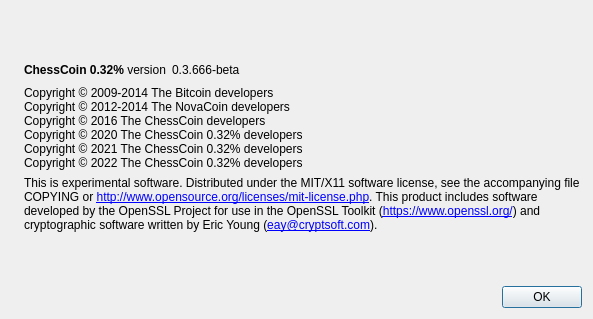
Old version of the form src/qt/forms/aboutdialog.ui in the repository AKKPP/Chesscoin032-daemon.
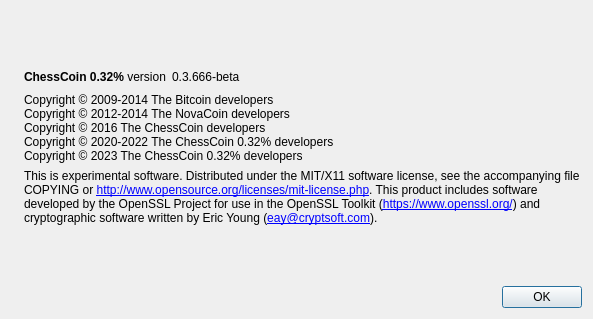
New version of the form. Icons and pictures are not drawn.

```diff
--- a/src/qt/forms/aboutdialog.ui
+++ b/src/qt/forms/aboutdialog.ui
@@ -103,9 +103,8 @@
         <string>Copyright © 2009-2014 The Bitcoin developers
 Copyright © 2012-2014 The NovaCoin developers
 Copyright © 2016 The ChessCoin developers
-Copyright © 2020 The ChessCoin 0.32% developers
-Copyright © 2021 The ChessCoin 0.32% developers
-Copyright © 2022 The ChessCoin 0.32% developers</string>
+Copyright © 2020-2022 The ChessCoin 0.32% developers
+Copyright © 2023 The ChessCoin 0.32% developers</string>
        </property>
        <property name="textInteractionFlags">
         <set>Qt::LinksAccessibleByMouse|Qt::TextSelectableByKeyboard|Qt::TextSelectableByMouse</set>
```
